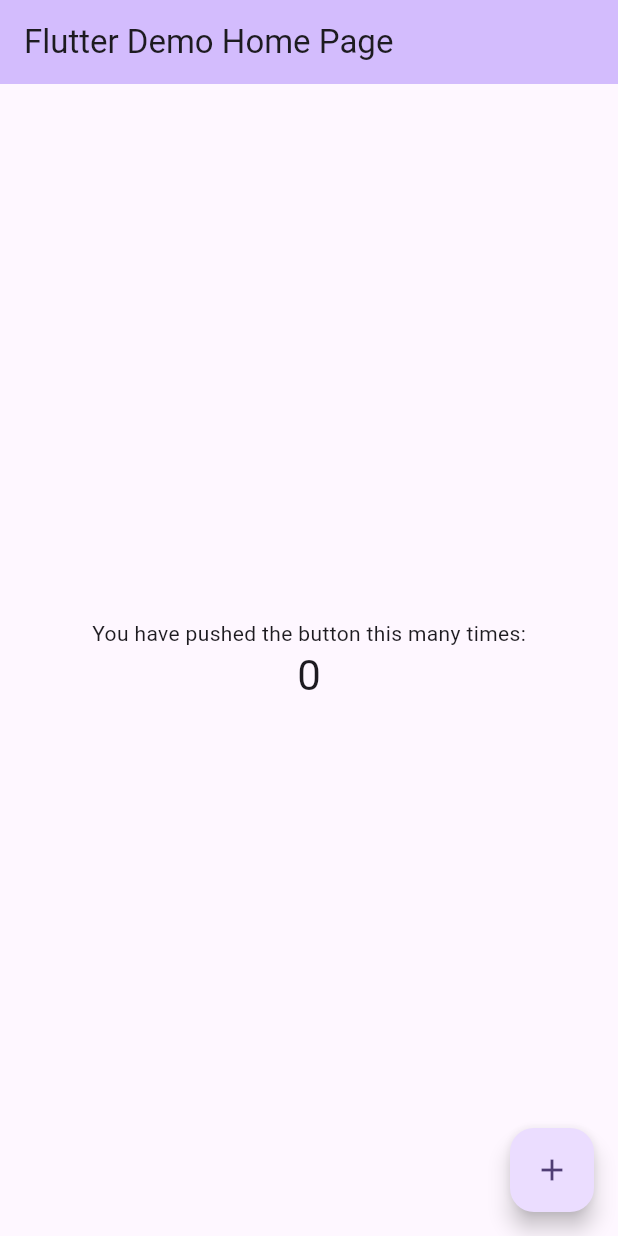
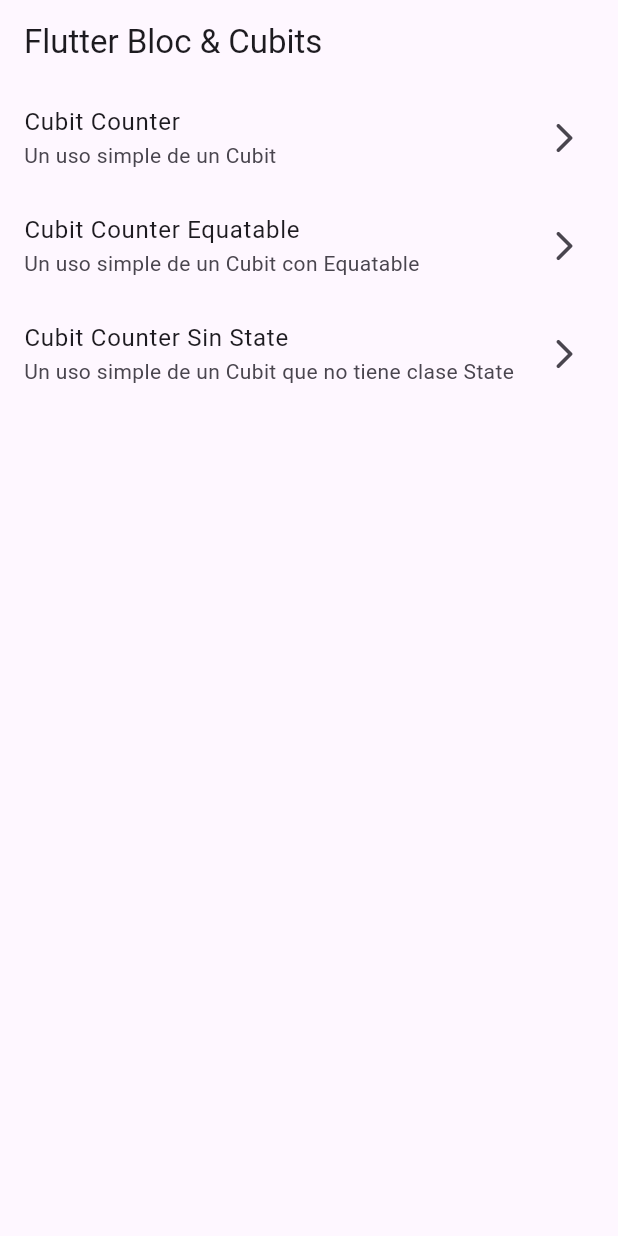
Before and after one commit to RSSerna/Flutter-Bloc, a Flutter app: the screen it shows after launch, on a phone screen of 412 x 824 dp. Run offline on Flutter 3.47's test engine with Material 2 defaults, Android fonts, the phone set to English and light mode, and no system bars; our stand-ins replace equatable, flutter_bloc, get_it, go_router.

Commit message:
feat: Counter  - Added new packages  - created app routes using go router  - created 3 difereent counter screens with differents views from cubit

```diff
--- /dev/null
+++ b/flutterbloccomplete/lib/core/constants/router_paths.dart
@@ -0,0 +1,7 @@
+class RouterPaths
+{
+  static const home = "/home";
+  static const counterCubit = "/counterCubit";
+  static const counterCubitEquatable = "/counterCubitEquatable";
+  static const counterCubitWithOutState = "/counterCubitWithOutState";
+}
--- /dev/null
+++ b/flutterbloccomplete/lib/core/router/app_routers.dart
@@ -0,0 +1,23 @@
+import 'package:flutterbloccomplete/core/constants/router_paths.dart';
+import 'package:flutterbloccomplete/features/cubit_counter/presentation/screen/counter_screen.dart';
+import 'package:flutterbloccomplete/my_app.dart';
+import 'package:go_router/go_router.dart';
+
+final router = GoRouter(initialLocation: RouterPaths.home, routes: [
+  GoRoute(
+    path: RouterPaths.home,
+    builder: (context, state) => const HomeScreen(),
+  ),
+  GoRoute(
+    path: RouterPaths.counterCubit,
+    builder: (context, state) => const CubitCounterScreen(title: 'Cubit Counter',),
+  ),
+  GoRoute(
+    path: RouterPaths.counterCubitEquatable,
+    builder: (context, state) => const CubitCounterScreen(title: 'Cubit Counter Equatable',),
+  ),
+  GoRoute(
+    path: RouterPaths.counterCubitWithOutState,
+    builder: (context, state) => const CubitCounterScreen(title: 'Cubit Counter With Out State',),
+  ),
+]);
--- /dev/null
+++ b/flutterbloccomplete/lib/features/cubit_counter/presentation/cubit/counter/counter_cubit.dart
@@ -0,0 +1,11 @@
+import 'package:flutter_bloc/flutter_bloc.dart';
+
+part 'counter_state.dart';
+
+class CounterCubit extends Cubit<CounterState> {
+  CounterCubit() : super(CounterInitialState(counterValue: 1));
+  void increment() =>
+      emit(CounterIncrementedState(counterValue: state.counterValue + 1));
+  void decrement() =>
+      emit(CounterDecrementedState(counterValue: state.counterValue - 1));
+}
--- /dev/null
+++ b/flutterbloccomplete/lib/features/cubit_counter/presentation/cubit/counterequatable/counterequatable_cubit.dart
@@ -0,0 +1,12 @@
+import 'package:equatable/equatable.dart';
+import 'package:flutter_bloc/flutter_bloc.dart';
+
+part 'counterequatable_state.dart';
+
+class CounterEquatableCubit extends Cubit<CounterEquatableState> {
+  CounterEquatableCubit() : super(const CounterEquatableInitialState(counterValue: 1));
+  void increment() =>
+      emit(CounterEquatableIncrementState(counterValue: state.counterValue + 1));
+  void decrement() =>
+      emit(CounterEquatableDecrementState(counterValue: state.counterValue - 1));
+}
--- /dev/null
+++ b/flutterbloccomplete/lib/features/cubit_counter/presentation/cubit/counterwithoutstate/counterwithoutstate_cubit.dart
@@ -0,0 +1,9 @@
+import 'package:flutter_bloc/flutter_bloc.dart';
+
+class CounterWithOutStateCubit extends Cubit<int> {
+  CounterWithOutStateCubit() : super(1);
+  void increment() =>
+      emit(state + 1);
+  void decrement() =>
+      emit(state - 1);
+}
--- a/flutterbloccomplete/lib/main.dart
+++ b/flutterbloccomplete/lib/main.dart
@@ -1,125 +1,9 @@
 import 'package:flutter/material.dart';
+import 'package:flutterbloccomplete/core/di/injection_container.dart';
+import 'package:flutterbloccomplete/my_app.dart';
 
 void main() {
+  WidgetsFlutterBinding.ensureInitialized();
+  InjectionContainerImpl().init();
   runApp(const MyApp());
 }
-
-class MyApp extends StatelessWidget {
-  const MyApp({super.key});
-
-  // This widget is the root of your application.
-  @override
-  Widget build(BuildContext context) {
-    return MaterialApp(
-      title: 'Flutter Demo',
-      theme: ThemeData(
-        // This is the theme of your application.
-        //
-        // TRY THIS: Try running your application with "flutter run". You'll see
-        // the application has a blue toolbar. Then, without quitting the app,
-        // try changing the seedColor in the colorScheme below to Colors.green
-        // and then invoke "hot reload" (save your changes or press the "hot
-        // reload" button in a Flutter-supported IDE, or press "r" if you used
-        // the command line to start the app).
-        //
-        // Notice that the counter didn't reset back to zero; the application
-        // state is not lost during the reload. To reset the state, use hot
-        // restart instead.
-        //
-        // This works for code too, not just values: Most code changes can be
-        // tested with just a hot reload.
-        colorScheme: ColorScheme.fromSeed(seedColor: Colors.deepPurple),
-        useMaterial3: true,
-      ),
-      home: const MyHomePage(title: 'Flutter Demo Home Page'),
-    );
-  }
-}
-
-class MyHomePage extends StatefulWidget {
-  const MyHomePage({super.key, required this.title});
-
-  // This widget is the home page of your application. It is stateful, meaning
-  // that it has a State object (defined below) that contains fields that affect
-  // how it looks.
-
-  // This class is the configuration for the state. It holds the values (in this
-  // case the title) provided by the parent (in this case the App widget) and
-  // used by the build method of the State. Fields in a Widget subclass are
-  // always marked "final".
-
-  final String title;
-
-  @override
-  State<MyHomePage> createState() => _MyHomePageState();
-}
-
-class _MyHomePageState extends State<MyHomePage> {
-  int _counter = 0;
-
-  void _incrementCounter() {
-    setState(() {
-      // This call to setState tells the Flutter framework that something has
-      // changed in this State, which causes it to rerun the build method below
-      // so that the display can reflect the updated values. If we changed
-      // _counter without calling setState(), then the build method would not be
-      // called again, and so nothing would appear to happen.
-      _counter++;
-    });
-  }
-
-  @override
-  Widget build(BuildContext context) {
-    // This method is rerun every time setState is called, for instance as done
-    // by the _incrementCounter method above.
-    //
-    // The Flutter framework has been optimized to make rerunning build methods
-    // fast, so that you can just rebuild anything that needs updating rather
-    // than having to individually change instances of widgets.
-    return Scaffold(
-      appBar: AppBar(
-        // TRY THIS: Try changing the color here to a specific color (to
-        // Colors.amber, perhaps?) and trigger a hot reload to see the AppBar
-        // change color while the other colors stay the same.
-        backgroundColor: Theme.of(context).colorScheme.inversePrimary,
-        // Here we take the value from the MyHomePage object that was created by
-        // the App.build method, and use it to set our appbar title.
-        title: Text(widget.title),
-      ),
-      body: Center(
-        // Center is a layout widget. It takes a single child and positions it
-        // in the middle of the parent.
-        child: Column(
-          // Column is also a layout widget. It takes a list of children and
-          // arranges them vertically. By default, it sizes itself to fit its
-          // children horizontally, and tries to be as tall as its parent.
-          //
-          // Column has various properties to control how it sizes itself and
-          // how it positions its children. Here we use mainAxisAlignment to
-          // center the children vertically; the main axis here is the vertical
-          // axis because Columns are vertical (the cross axis would be
-          // horizontal).
-          //
-          // TRY THIS: Invoke "debug painting" (choose the "Toggle Debug Paint"
-          // action in the IDE, or press "p" in the console), to see the
-          // wireframe for each widget.
-          mainAxisAlignment: MainAxisAlignment.center,
-          children: <Widget>[
-            const Text(
-              'You have pushed the button this many times:',
-            ),
-            Text(
-              '$_counter',
-              style: Theme.of(context).textTheme.headlineMedium,
-            ),
-          ],
-        ),
-      ),
-      floatingActionButton: FloatingActionButton(
-        onPressed: _incrementCounter,
-        tooltip: 'Increment',
-        child: const Icon(Icons.add),
-      ), // This trailing comma makes auto-formatting nicer for build methods.
-    );
-  }
-}
--- /dev/null
+++ b/flutterbloccomplete/lib/my_app.dart
@@ -0,0 +1,81 @@
+import 'package:flutter/material.dart';
+import 'package:flutterbloccomplete/core/constants/router_paths.dart';
+import 'package:flutterbloccomplete/core/router/app_routers.dart';
+import 'package:go_router/go_router.dart';
+class MyApp extends StatelessWidget {
+  const MyApp({super.key});
+
+  // This widget is the root of your application.
+  @override
+  Widget build(BuildContext context) {
+    return MaterialApp.router(
+      title: 'Flutter Demo',
+      debugShowCheckedModeBanner: false,
+      theme: ThemeData(
+        colorScheme: ColorScheme.fromSeed(seedColor: Colors.deepPurple),
+        useMaterial3: true,
+      ),
+      routerConfig: router,
+    );
+  }
+}
+
+class HomeScreen extends StatelessWidget {
+  const HomeScreen({super.key});
+
+  @override
+  Widget build(BuildContext context) {
+    return Scaffold(
+      appBar: AppBar(
+        title: const Text('Flutter Bloc & Cubits'),
+      ),
+      body: const _HomeScreenView(),
+    );
+  }
+}
+
+class _HomeScreenView extends StatelessWidget {
+  const _HomeScreenView();
+
+  @override
+  Widget build(BuildContext context) {
+    return ListView(
+      children: const [
+        _CustomListTile(
+            title: 'Cubit Counter',
+            subTitle: 'Un uso simple de un Cubit',
+            location: RouterPaths.counterCubit),
+        _CustomListTile(
+            title: 'Cubit Counter Equatable',
+            subTitle: 'Un uso simple de un Cubit con Equatable',
+            location: RouterPaths.counterCubitEquatable),
+        _CustomListTile(
+            title: 'Cubit Counter Sin State',
+            subTitle: 'Un uso simple de un Cubit que no tiene clase State',
+            location: RouterPaths.counterCubitWithOutState),
+      ],
+    );
+  }
+}
+
+class _CustomListTile extends StatelessWidget {
+  final String title;
+  final String subTitle;
+  final String location;
+
+  const _CustomListTile({
+    required this.title,
+    required this.subTitle,
+    required this.location,
+  });
+
+  @override
+  Widget build(BuildContext context) {
+    return ListTile(
+      title: Text(title),
+      subtitle: Text(subTitle),
+      trailing: const Icon(Icons.arrow_forward_ios_rounded),
+      onTap: () => context.go(location),
+    );
+  }
+}
```
Also changed, not shown: flutterbloccomplete/lib/core/di/injection_container.dart (added, +19 -0 lines), flutterbloccomplete/lib/features/cubit_counter/presentation/cubit/counter/counter_state.dart (added, +16 -0 lines), flutterbloccomplete/lib/features/cubit_counter/presentation/cubit/counterequatable/counterequatable_state.dart (added, +29 -0 lines), flutterbloccomplete/lib/features/cubit_counter/presentation/screen/counter_screen.dart (added, +93 -0 lines), flutterbloccomplete/lib/features/cubit_counter/presentation/screen/counterequatable_screen.dart (added, +95 -0 lines), flutterbloccomplete/lib/features/cubit_counter/presentation/screen/counterwithoutstate_screen.dart (added, +98 -0 lines), flutterbloccomplete/pubspec.yaml (+6 -17 lines), flutterbloccomplete/pubspec.lock, 1 other file.
